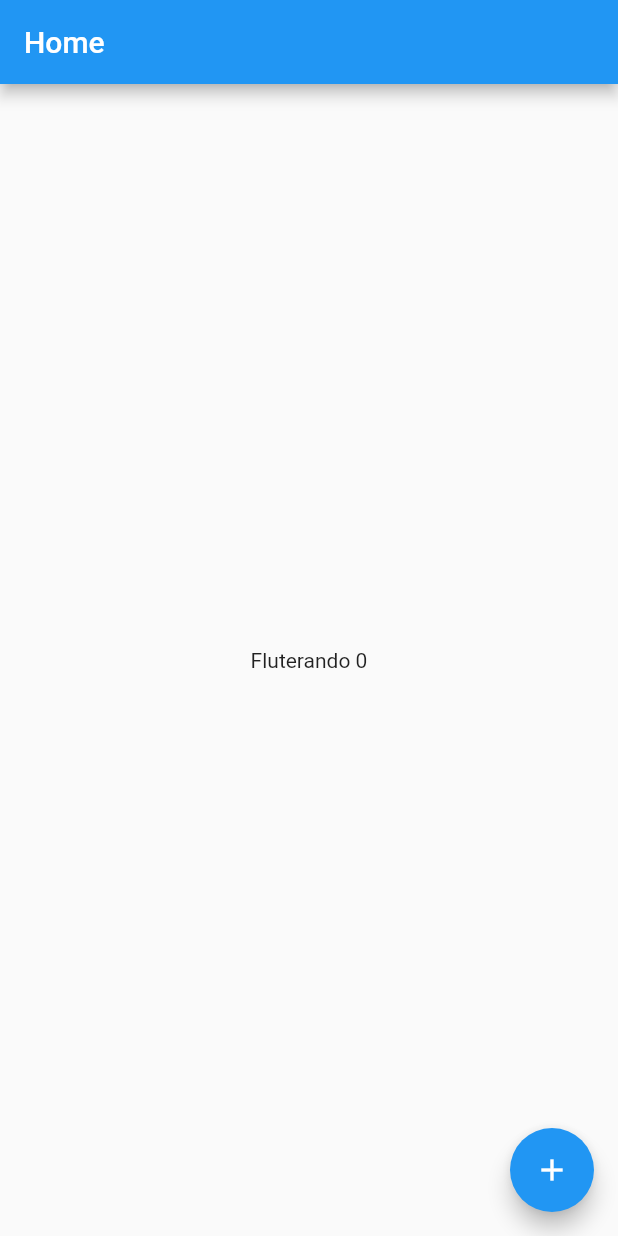
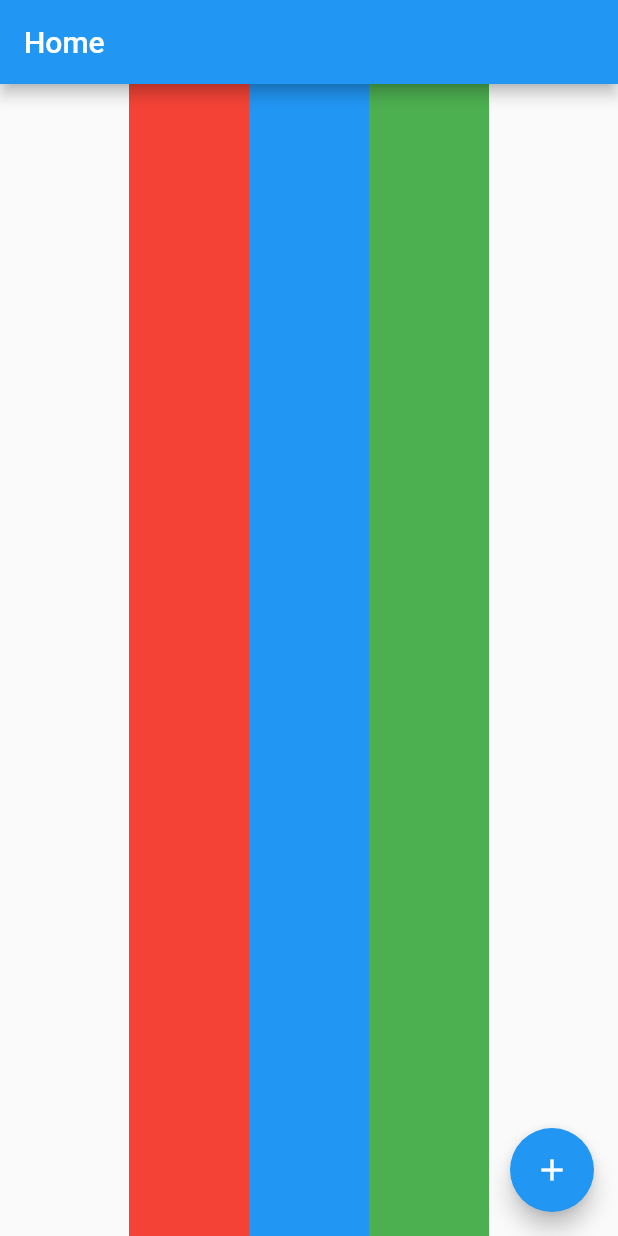
Before and after one commit to BrunaCriscuolo/hello_world_flutter, a Flutter app: the screen it shows after launch, on a phone screen of 412 x 824 dp. Run offline on Flutter 3.47's test engine with Material 2 defaults, Android fonts, the phone set to English and light mode, and no system bars.

Commit message:
feat: create row and column components

```diff
--- a/lib/home_page.dart
+++ b/lib/home_page.dart
@@ -16,8 +16,30 @@ class _HomePageState extends State<HomePage> {
       appBar: AppBar(
         title: const Text('Home'),
       ),
-      body: Center(
-        child: Text('Fluterando $counter'),
+      body: SizedBox(
+        width: double.infinity,
+        height: double.infinity,
+        child: Row(
+          mainAxisAlignment: MainAxisAlignment.center,
+          crossAxisAlignment: CrossAxisAlignment.stretch,
+          children: [
+            Container(
+              width: 80,
+              height: 80,
+              color: Colors.red,
+            ),
+            Container(
+              width: 80,
+              height: 80,
+              color: Colors.blue,
+            ),
+            Container(
+              width: 80,
+              height: 80,
+              color: Colors.green,
+            )
+          ],
+        ),
       ),
       floatingActionButton: FloatingActionButton(
         child: const Icon(Icons.add),
```
